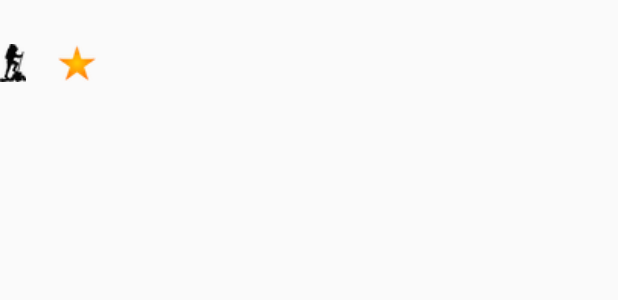
After one commit to DtriggL/laughing-waffle, an Android app: the layout crumb_view.xml on its own in the app's theme, with its tools: preview values and no code run, on a phone screen of 412 x 824 dp. The commit adds this screen. Shown: the top 300 px of the screen. Run offline under Robolectric (Android 15) with nearby library versions, the phone set to English and light mode, and no system bars.

Commit message:
Edited server script to allow RAW post request data rather than JSON for the addCrumb API method. Added a customizzed infoWindow to the crumb markers on our map.

```diff
--- a/mobile_app/crumble/app/build.gradle
+++ b/mobile_app/crumble/app/build.gradle
@@ -26,5 +26,6 @@ dependencies {
     compile 'com.android.support:appcompat-v7:23.2.0'
     compile 'com.google.android.gms:play-services:8.4.0'
     compile 'com.android.support:design:23.2.0'
-    compile 'com.google.maps.android:android-maps-utils:0.3+'
+    compile 'com.google.maps.android:android-maps-utils:0.3.+'
+    compile 'com.android.support:support-v4:23.2.0'
 }
--- a/mobile_app/crumble/app/src/main/AndroidManifest.xml
+++ b/mobile_app/crumble/app/src/main/AndroidManifest.xml
@@ -41,7 +41,11 @@
 
         <service
             android:name=".MapIntentService"
-            android:exported="false"></service>
+            android:exported="false"></service><!-- ATTENTION: This was auto-generated to add Google Play services to your project for
+     App Indexing.  See https://g.co/AppIndexing/AndroidStudio for more information. -->
+        <meta-data
+            android:name="com.google.android.gms.version"
+            android:value="@integer/google_play_services_version" />
 
     </application>
 
--- /dev/null
+++ b/mobile_app/crumble/app/src/main/res/layout/crumb_view.xml
@@ -0,0 +1,61 @@
+<?xml version="1.0" encoding="utf-8"?>
+<RelativeLayout xmlns:android="http://schemas.android.com/apk/res/android"
+    android:id="@+id/crumb_view"
+    android:layout_width="match_parent"
+    android:layout_height="match_parent"
+    android:orientation="vertical">
+
+
+    <TextView
+        android:id="@+id/info_title"
+        android:layout_width="wrap_content"
+        android:layout_height="wrap_content"
+        android:gravity="center_horizontal"
+        android:layout_centerHorizontal="true"
+        android:paddingBottom="@dimen/crumb_short_view_padding"
+        android:textStyle="bold"
+        />
+
+    <ImageView
+        android:id="@+id/bites_img"
+        android:layout_width="wrap_content"
+        android:layout_height="wrap_content"
+        android:layout_below="@id/info_title"
+        android:src="@drawable/hikingman"
+        android:paddingRight="5dp"
+        android:layout_marginRight="5dp"
+        android:paddingBottom="@dimen/crumb_short_view_padding"
+        />
+
+    <TextView
+        android:id="@+id/bites_num"
+        android:layout_width="wrap_content"
+        android:layout_height="wrap_content"
+        android:layout_toRightOf="@id/bites_img"
+        android:layout_alignTop="@+id/bites_img"
+        android:paddingBottom="@dimen/crumb_short_view_padding"
+        />
+
+    <ImageView
+        android:id="@+id/rating_img"
+        android:layout_width="wrap_content"
+        android:layout_height="wrap_content"
+        android:src="@drawable/star"
+        android:layout_toRightOf="@id/bites_num"
+        android:layout_alignTop="@+id/bites_img"
+        android:paddingLeft="5dp"
+        android:layout_marginLeft="5dp"
+        android:paddingBottom="@dimen/crumb_short_view_padding"
+        />
+
+    <TextView
+        android:id="@+id/rating"
+        android:layout_width="wrap_content"
+        android:layout_height="wrap_content"
+        android:layout_toRightOf="@id/rating_img"
+        android:layout_alignTop="@+id/bites_img"
+        android:paddingLeft="5dp"
+        android:layout_marginLeft="5dp"
+        android:paddingBottom="@dimen/crumb_short_view_padding"
+        />
+</RelativeLayout>
--- a/mobile_app/crumble/app/src/main/res/values/colors.xml
+++ b/mobile_app/crumble/app/src/main/res/values/colors.xml
@@ -3,4 +3,5 @@
     <color name="colorPrimary">#3F51B5</color>
     <color name="colorPrimaryDark">#303F9F</color>
     <color name="colorAccent">#FF4081</color>
+    <color name="tan">#FFFFE3</color>
 </resources>
--- a/mobile_app/crumble/app/src/main/res/values/dimens.xml
+++ b/mobile_app/crumble/app/src/main/res/values/dimens.xml
@@ -6,4 +6,5 @@
     <dimen name="activity_horizontal_margin">16dp</dimen>
     <dimen name="activity_vertical_margin">16dp</dimen>
     <dimen name="fab_margin">16dp</dimen>
+    <dimen name="crumb_short_view_padding">10dp</dimen>
 </resources>
```
Also changed, not shown: mobile_app/crumble/app/src/main/java/us/trigg/crumble/Crumb.java (+20 -3 lines), mobile_app/crumble/app/src/main/java/us/trigg/crumble/CrumbClusterItem.java (deleted, +0 -20 lines), mobile_app/crumble/app/src/main/java/us/trigg/crumble/JSONParser.java (+8 -2 lines), mobile_app/crumble/app/src/main/java/us/trigg/crumble/MainActivity.java (+124 -46 lines), mobile_app/crumble/app/src/main/java/us/trigg/crumble/fragments/NoConnectionAlertFragment.java (added, +30 -0 lines), mobile_app/crumble/app/src/main/java/us/trigg/crumble/interfaces/MyFragmentDialogInterface.java (added, +8 -0 lines), mobile_app/crumble/app/src/main/res/layout/info_window.xml (deleted, +0 -41 lines), mobile_app/crumble/app/src/main/res/values/strings.xml (+7 -0 lines), mobile_app/crumble/app/src/main/res/drawable/star.png, mobile_app/crumble/app/src/main/res/drawable/star_src.png (added), 1 other file.
